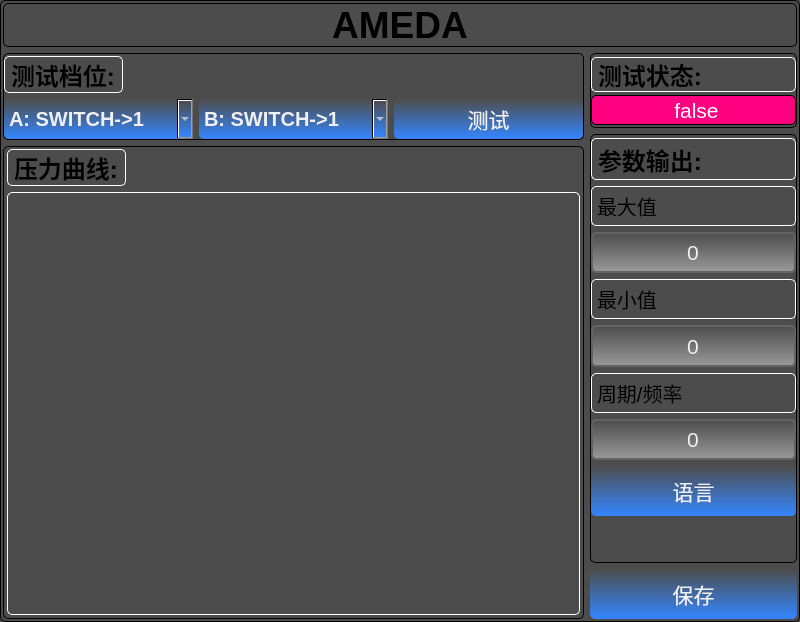
Qt form amerdawidget.ui (jhonconal/Amerda) before a commit.
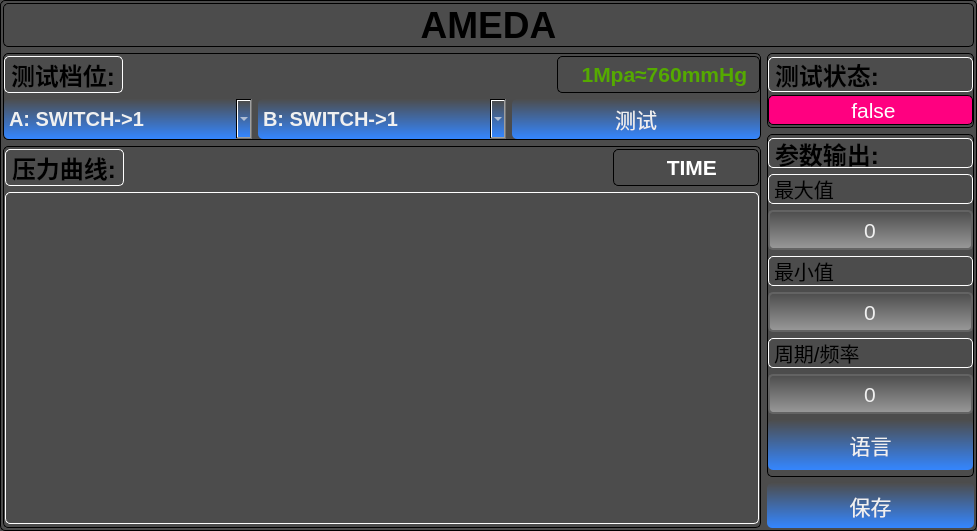
The same form after that commit. Custom widgets are drawn as their Qt base class.

Commit message: VERSION 1.2 修改UI添加系统时间以及1Mpa=760mmHg 修改为y轴标准大气压，优化amerdawidget.cpp源码

```diff
--- a/amerdawidget.ui
+++ b/amerdawidget.ui
@@ -6,8 +6,8 @@
    <rect>
     <x>0</x>
     <y>0</y>
-    <width>800</width>
-    <height>622</height>
+    <width>977</width>
+    <height>531</height>
    </rect>
   </property>
   <property name="font">
@@ -73,6 +73,19 @@
               <property name="topMargin">
                <number>2</number>
               </property>
+              <item row="0" column="1">
+               <spacer name="horizontalSpacer_2">
+                <property name="orientation">
+                 <enum>Qt::Horizontal</enum>
+                </property>
+                <property name="sizeHint" stdset="0">
+                 <size>
+                  <width>40</width>
+                  <height>20</height>
+                 </size>
+                </property>
+               </spacer>
+              </item>
               <item row="0" column="0">
                <widget class="QLabel" name="Label_2">
                 <property name="font">
@@ -92,18 +105,25 @@
                 </property>
                </widget>
               </item>
-              <item row="0" column="1">
-               <spacer name="horizontalSpacer_2">
-                <property name="orientation">
-                 <enum>Qt::Horizontal</enum>
+              <item row="0" column="2">
+               <widget class="QLabel" name="label">
+                <property name="font">
+                 <font>
+                  <pointsize>16</pointsize>
+                  <weight>75</weight>
+                  <bold>true</bold>
+                 </font>
                 </property>
-                <property name="sizeHint" stdset="0">
-                 <size>
-                  <width>40</width>
-                  <height>20</height>
-                 </size>
+                <property name="styleSheet">
+                 <string notr="true">color: rgb(85, 170, 0);</string>
                 </property>
-               </spacer>
+                <property name="text">
+                 <string>    1Mpa≈760mmHg  </string>
+                </property>
+                <property name="alignment">
+                 <set>Qt::AlignCenter</set>
+                </property>
+               </widget>
               </item>
              </layout>
             </item>
@@ -323,13 +343,13 @@
          </property>
          <layout class="QGridLayout" name="gridLayout_10" rowstretch="0,10">
           <property name="leftMargin">
-           <number>3</number>
+           <number>1</number>
           </property>
           <property name="topMargin">
            <number>0</number>
           </property>
           <property name="rightMargin">
-           <number>3</number>
+           <number>1</number>
           </property>
           <property name="bottomMargin">
            <number>3</number>
@@ -339,6 +359,22 @@
             <property name="topMargin">
              <number>2</number>
             </property>
+            <property name="horizontalSpacing">
+             <number>6</number>
+            </property>
+            <item row="0" column="1">
+             <spacer name="horizontalSpacer">
+              <property name="orientation">
+               <enum>Qt::Horizontal</enum>
+              </property>
+              <property name="sizeHint" stdset="0">
+               <size>
+                <width>40</width>
+                <height>20</height>
+               </size>
+              </property>
+             </spacer>
+            </item>
             <item row="0" column="0">
              <widget class="QLabel" name="Label_3">
               <property name="font">
@@ -358,18 +394,25 @@
               </property>
              </widget>
             </item>
-            <item row="0" column="1">
-             <spacer name="horizontalSpacer">
-              <property name="orientation">
-               <enum>Qt::Horizontal</enum>
+            <item row="0" column="2">
+             <widget class="QLabel" name="TimeLabel">
+              <property name="font">
+               <font>
+                <pointsize>16</pointsize>
+                <weight>75</weight>
+                <bold>true</bold>
+               </font>
               </property>
-              <property name="sizeHint" stdset="0">
-               <size>
-                <width>40</width>
-                <height>20</height>
-               </size>
+              <property name="styleSheet">
+               <string notr="true">color: rgb(255, 255, 255);</string>
               </property>
-             </spacer>
+              <property name="text">
+               <string>         TIME       </string>
+              </property>
+              <property name="alignment">
+               <set>Qt::AlignCenter</set>
+              </property>
+             </widget>
             </item>
            </layout>
           </item>
@@ -421,7 +464,7 @@
              <number>3</number>
             </property>
             <property name="verticalSpacing">
-             <number>-1</number>
+             <number>6</number>
             </property>
             <item row="2" column="0">
              <widget class="QLineEdit" name="MaxValueLineEdit">
```
The commit also changes 9 other files.
